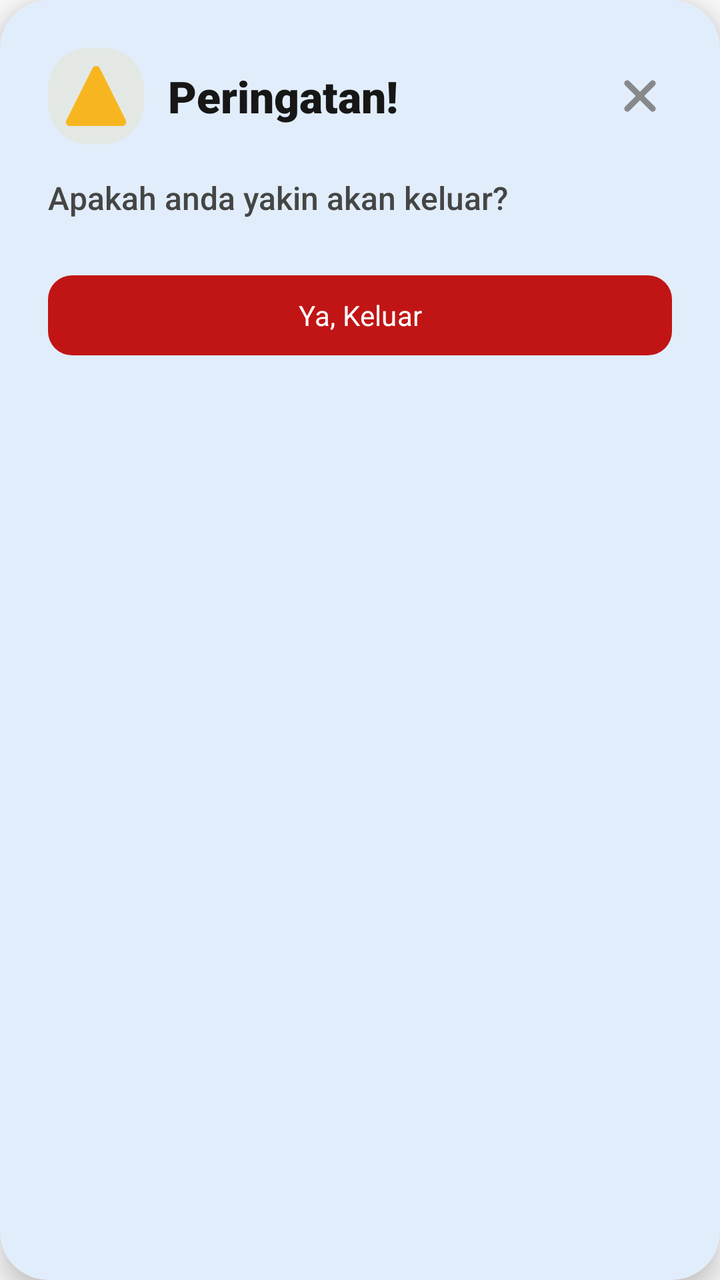
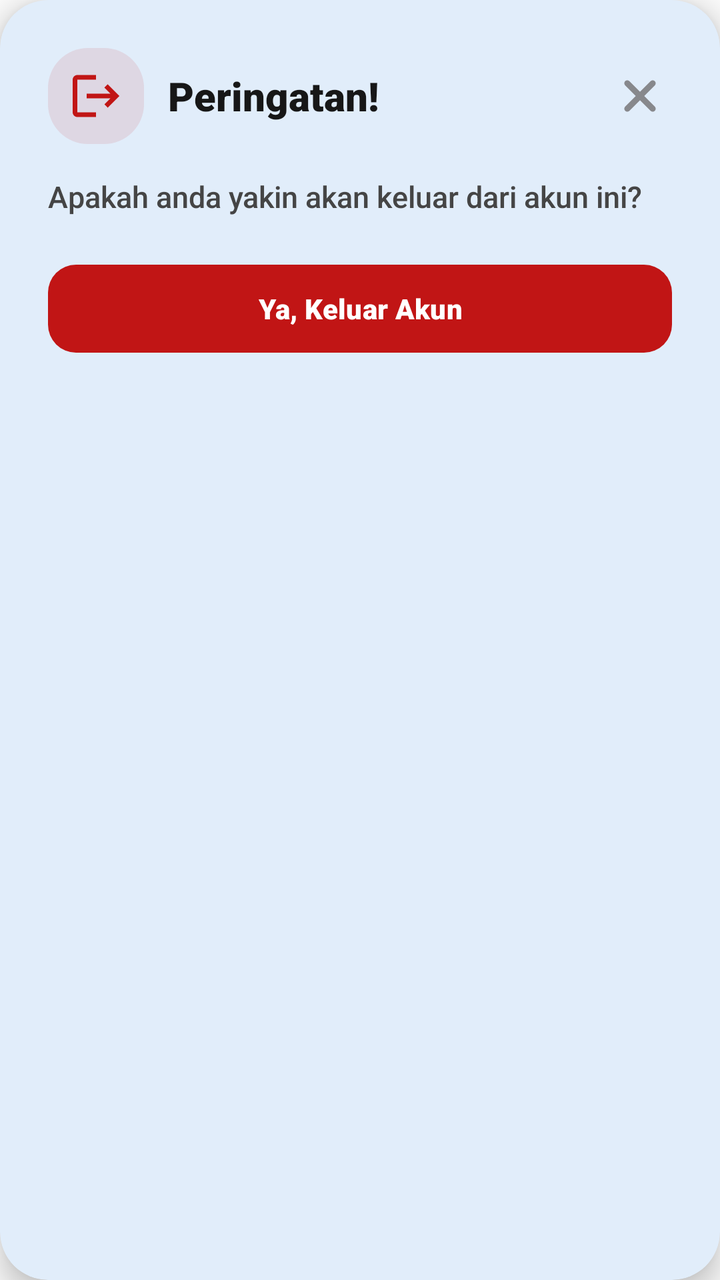

Before-and-after screenshots of an Android layout around one commit, followed by the original layout XML and the change that was made.
<!-- AndroidManifest.xml: application theme Theme.AppPemko -->
<!-- res/layout/view_warning_keluar.xml -->
<?xml version="1.0" encoding="utf-8"?>

<com.google.android.material.card.MaterialCardView xmlns:android="http://schemas.android.com/apk/res/android"
    xmlns:app="http://schemas.android.com/apk/res-auto"
    android:layout_width="match_parent"
    android:layout_height="wrap_content"
    android:layout_margin="20dp"
    app:cardBackgroundColor="@color/surface_main"
    app:cardCornerRadius="24dp"
    app:cardElevation="8dp"
    app:strokeWidth="0dp">

    <LinearLayout
        android:layout_width="match_parent"
        android:layout_height="wrap_content"
        android:orientation="vertical"
        android:padding="24dp">

        <RelativeLayout
            android:layout_width="match_parent"
            android:layout_height="wrap_content"
            android:layout_marginBottom="16dp">

            <ImageView
                android:id="@+id/emoticon"
                android:layout_width="48dp"
                android:layout_height="48dp"
                android:layout_centerVertical="true"
                android:layout_marginEnd="12dp"
                android:background="@drawable/backgoundovalabuabu"
                android:backgroundTint="#1AF7B620"
                android:padding="8dp"
                app:srcCompat="@drawable/one_warning"
                app:tint="@color/kuning" />

            <TextView
                android:layout_width="wrap_content"
                android:layout_height="wrap_content"
                android:layout_centerVertical="true"
                android:layout_toEndOf="@+id/emoticon"
                android:text="@string/peringatan"
                android:textColor="@color/text_primary"
                android:textSize="22sp"
                android:fontFamily="sans-serif-black" />

            <ImageView
                android:id="@+id/tvTutupDialog"
                android:layout_width="32dp"
                android:layout_height="32dp"
                android:layout_alignParentEnd="true"
                android:layout_centerVertical="true"
                android:background="?attr/selectableItemBackgroundBorderless"
                android:clickable="true"
                android:focusable="true"
                android:padding="4dp"
                android:src="@drawable/one_close"
                app:tint="@color/text_hint" />
        </RelativeLayout>

        <TextView
            android:layout_width="match_parent"
            android:layout_height="wrap_content"
            android:fontFamily="sans-serif-medium"
            android:text="Apakah anda yakin akan keluar?"
            android:textAlignment="viewStart"
            android:textColor="@color/text_secondary"
            android:textSize="16sp"
            android:lineSpacingExtra="4dp" />

        <com.google.android.material.button.MaterialButton
            android:id="@+id/tvYakin"
            style="@style/Widget.Material3.Button"
            android:layout_width="match_parent"
            android:layout_height="wrap_content"
            android:layout_marginTop="24dp"
            android:text="Ya, Keluar"
            android:textAllCaps="false"
            android:textColor="@color/white"
            app:backgroundTint="@color/merah"
            app:cornerRadius="12dp" />

    </LinearLayout>
</com.google.android.material.card.MaterialCardView>
<!-- resources referenced by this layout -->
<resources>
  <color name="kuning">#F7B620</color>
  <color name="merah">#C11515</color>
  <color name="surface_main">#FFFFFF</color>
  <color name="text_hint">#87888c</color>
  <color name="text_primary">#171717</color>
  <color name="text_secondary">#454545</color>
  <color name="white">#FFFFFF</color>
  <!-- drawable backgoundovalabuabu (drawable) -->
  <?xml version="1.0" encoding="utf-8"?>
  
  <shape xmlns:android="http://schemas.android.com/apk/res/android"
      android:tintMode="multiply"
      android:shape="rectangle"
      >
  
      <solid
          android:color="@color/background_layout"/>
      <corners
          android:radius="20dp"/>
  </shape>
  <!-- drawable one_close (drawable) -->
  <vector xmlns:android="http://schemas.android.com/apk/res/android" android:height="30dp" android:viewportHeight="1024" android:viewportWidth="1024" android:width="30dp">
        
      <path android:fillColor="@color/font" android:pathData="M195.2,195.2a64,64 0,0 1,90.5 0L512,421.5 738.3,195.2a64,64 0,0 1,90.5 90.5L602.5,512 828.8,738.3a64,64 0,0 1,-90.5 90.5L512,602.5 285.7,828.8a64,64 0,0 1,-90.5 -90.5L421.5,512 195.2,285.7a64,64 0,0 1,0 -90.5z"/>
      
  </vector>
  <!-- drawable one_warning: vector/xml drawable (drawable, 2813 chars, omitted) -->
  <string name="peringatan">Peringatan!</string>
  <style name="Theme.AppPemko" parent="Base.Theme.AppPemko">
          <item name="android:textColor">@color/text_primary</item>
      </style>
  <color name="background_layout">#FFFFFF</color>
  <color name="font">#454545</color>
  <style name="Base.Theme.AppPemko" parent="Theme.Material3.DayNight.NoActionBar">
          <item name="colorPrimary">@color/primary_brand</item>
          <item name="colorOnPrimary">@color/on_primary_brand</item>
          <item name="colorSecondary">@color/brand_secondary</item>
          <item name="colorOnSecondary">@color/white</item>
          <item name="colorSurface">@color/surface_main</item>
          <item name="colorOnSurface">@color/text_primary</item>
          <item name="colorSurfaceVariant">@color/surface_variant</item>
          <item name="colorOnSurfaceVariant">@color/text_secondary</item>
          <item name="android:statusBarColor">@color/primary_brand</item>
          <item name="android:windowBackground">@color/background_main</item>
          <item name="android:fontFamily">sans-serif</item>
          <item name="android:windowAnimationStyle">@style/Animation.App.Activity</item>
      </style>
  <color name="primary_brand">#0869D8</color>
  <color name="on_primary_brand">#FFFFFF</color>
  <color name="brand_secondary">#E91E63</color>
  <color name="surface_variant">#F4F4F4</color>
  <color name="background_main">#FBFBFB</color>
  <style name="Animation.App.Activity" parent="@android:style/Animation.Activity">
          <item name="android:activityOpenEnterAnimation">@anim/slide_in_right</item>
          <item name="android:activityOpenExitAnimation">@anim/slide_out_left</item>
          <item name="android:activityCloseEnterAnimation">@anim/slide_in_left</item>
          <item name="android:activityCloseExitAnimation">@anim/slide_out_right</item>
      </style>
</resources>

<!-- the commit's change to res/layout/view_warning_keluar.xml (unified diff, before → after) -->
@@ -28,10 +28,11 @@
                 android:layout_centerVertical="true"
                 android:layout_marginEnd="12dp"
                 android:background="@drawable/backgoundovalabuabu"
-                android:backgroundTint="#1AF7B620"
-                android:padding="8dp"
-                app:srcCompat="@drawable/one_warning"
-                app:tint="@color/kuning" />
+                android:backgroundTint="#1AC11515"
+                android:padding="10dp"
+                app:srcCompat="@drawable/ic_dialog_logout"
+                app:tint="@color/merah"
+                android:contentDescription="Ikon Keluar" />
 
             <TextView
                 android:layout_width="wrap_content"
@@ -40,7 +41,7 @@
                 android:layout_toEndOf="@+id/emoticon"
                 android:text="@string/peringatan"
                 android:textColor="@color/text_primary"
-                android:textSize="22sp"
+                android:textSize="20sp"
                 android:fontFamily="sans-serif-black" />
 
             <ImageView
@@ -54,30 +55,32 @@
                 android:focusable="true"
                 android:padding="4dp"
                 android:src="@drawable/one_close"
-                app:tint="@color/text_hint" />
+                app:tint="@color/text_hint"
+                android:contentDescription="Tutup" />
         </RelativeLayout>
 
         <TextView
             android:layout_width="match_parent"
             android:layout_height="wrap_content"
             android:fontFamily="sans-serif-medium"
-            android:text="Apakah anda yakin akan keluar?"
+            android:text="Apakah anda yakin akan keluar dari akun ini?"
             android:textAlignment="viewStart"
             android:textColor="@color/text_secondary"
-            android:textSize="16sp"
+            android:textSize="15sp"
             android:lineSpacingExtra="4dp" />
 
         <com.google.android.material.button.MaterialButton
             android:id="@+id/tvYakin"
             style="@style/Widget.Material3.Button"
             android:layout_width="match_parent"
-            android:layout_height="wrap_content"
-            android:layout_marginTop="24dp"
-            android:text="Ya, Keluar"
+            android:layout_height="52dp"
+            android:layout_marginTop="20dp"
+            android:text="Ya, Keluar Akun"
+            android:fontFamily="sans-serif-black"
             android:textAllCaps="false"
             android:textColor="@color/white"
             app:backgroundTint="@color/merah"
-            app:cornerRadius="12dp" />
+            app:cornerRadius="14dp" />
 
     </LinearLayout>
 </com.google.android.material.card.MaterialCardView>
<!-- resource entries referenced after the edit -->
@@ -1,6 +1,5 @@
 <!-- resources referenced by this layout -->
 <resources>
-  <color name="kuning">#F7B620</color>
   <color name="merah">#C11515</color>
   <color name="surface_main">#FFFFFF</color>
   <color name="text_hint">#87888c</color>
@@ -20,13 +19,23 @@
       <corners
           android:radius="20dp"/>
   </shape>
+  <!-- drawable ic_dialog_logout (drawable) -->
+  <?xml version="1.0" encoding="utf-8"?>
+  <vector xmlns:android="http://schemas.android.com/apk/res/android"
+      android:width="48dp"
+      android:height="48dp"
+      android:viewportWidth="24"
+      android:viewportHeight="24">
+      <path
+          android:fillColor="#FFFFFFFF"
+          android:pathData="M17,7l-1.41,1.41L18.17,11H8v2h10.17l-2.58,2.58L17,17l5,-5zM4,5h8V3H4c-1.1,0 -2,0.9 -2,2v14c0,1.1 0.9,2 2,2h8v-2H4V5z" />
+  </vector>
   <!-- drawable one_close (drawable) -->
   <vector xmlns:android="http://schemas.android.com/apk/res/android" android:height="30dp" android:viewportHeight="1024" android:viewportWidth="1024" android:width="30dp">
         
       <path android:fillColor="@color/font" android:pathData="M195.2,195.2a64,64 0,0 1,90.5 0L512,421.5 738.3,195.2a64,64 0,0 1,90.5 90.5L602.5,512 828.8,738.3a64,64 0,0 1,-90.5 90.5L512,602.5 285.7,828.8a64,64 0,0 1,-90.5 -90.5L421.5,512 195.2,285.7a64,64 0,0 1,0 -90.5z"/>
       
   </vector>
-  <!-- drawable one_warning: vector/xml drawable (drawable, 2813 chars, omitted) -->
   <string name="peringatan">Peringatan!</string>
   <style name="Theme.AppPemko" parent="Base.Theme.AppPemko">
           <item name="android:textColor">@color/text_primary</item>
